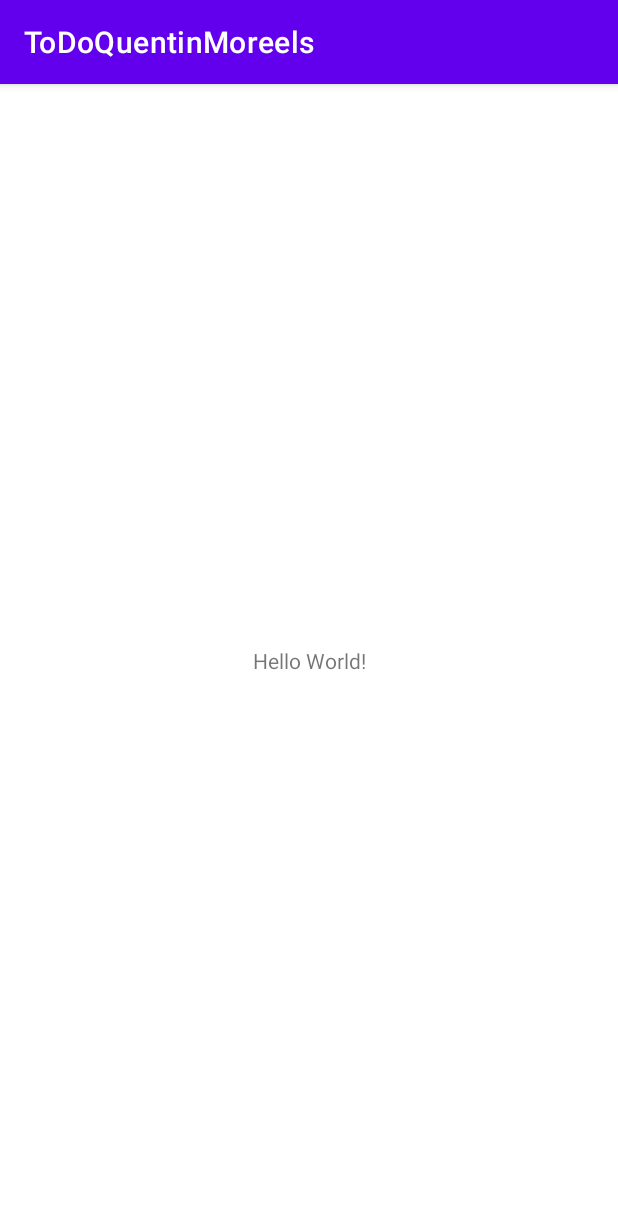
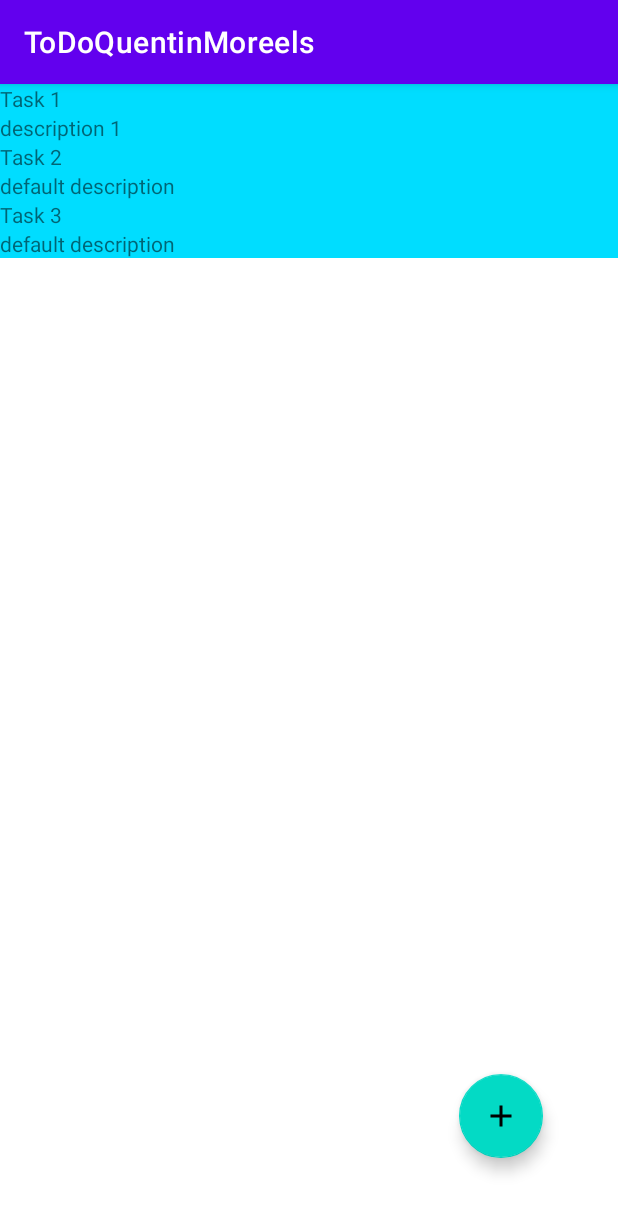
Before and after one commit to Zaruus/JIN-DM, an Android app: the screen it shows after launch (MainActivity), on a phone screen of 412 x 824 dp. Shown: the top 1213 px of the screen. Run offline under Robolectric (Android 15) with nearby library versions, the phone set to English and light mode, and no system bars.

Commit message:
TD1 etape 8 terminée

```diff
--- a/app/build.gradle
+++ b/app/build.gradle
@@ -37,6 +37,12 @@ dependencies {
     implementation 'androidx.appcompat:appcompat:1.3.1'
     implementation 'com.google.android.material:material:1.4.0'
     implementation 'androidx.constraintlayout:constraintlayout:2.1.1'
+    implementation "androidx.recyclerview:recyclerview:1.2.1"
+    implementation 'androidx.fragment:fragment-ktx:1.4.0'
+    implementation 'androidx.activity:activity-ktx:1.4.0'
+    implementation 'androidx.legacy:legacy-support-v4:1.0.0'
+    implementation 'androidx.lifecycle:lifecycle-livedata-ktx:2.3.1'
+    implementation 'androidx.lifecycle:lifecycle-viewmodel-ktx:2.3.1'
     testImplementation 'junit:junit:4.+'
     androidTestImplementation 'androidx.test.ext:junit:1.1.3'
     androidTestImplementation 'androidx.test.espresso:espresso-core:3.4.0'
--- /dev/null
+++ b/app/src/main/java/com/quentinmoreels/todo/tasklist/Task.kt
@@ -0,0 +1,3 @@
+package com.quentinmoreels.todo.tasklist
+
+data class Task(val id: String, val title: String, val description: String = "default description")
--- /dev/null
+++ b/app/src/main/java/com/quentinmoreels/todo/tasklist/TaskListAdapter.kt
@@ -0,0 +1,35 @@
+package com.quentinmoreels.todo.tasklist
+
+import android.view.LayoutInflater
+import android.view.View
+import android.view.ViewGroup
+import android.widget.TextView
+import androidx.recyclerview.widget.RecyclerView
+import com.quentinmoreels.todo.R
+
+
+
+
+class TaskListAdapter(private val taskList: List<Task>) : RecyclerView.Adapter<TaskListAdapter.TaskViewHolder>() {
+    inner class TaskViewHolder(itemView: View) : RecyclerView.ViewHolder(itemView) {
+        fun bind(task: Task) {
+            val textViewTitle = itemView.findViewById<TextView>(R.id.task_title)
+            val textViewDescription = itemView.findViewById<TextView>(R.id.task_description)
+            textViewTitle.text = task.title
+            textViewDescription.text = task.description
+        }
+    }
+
+    override fun onCreateViewHolder(parent: ViewGroup, viewType: Int): TaskViewHolder {
+        val itemView = LayoutInflater.from(parent.context).inflate(R.layout.item_task, parent, false)
+        return TaskViewHolder(itemView)
+    }
+
+    override fun onBindViewHolder(holder: TaskViewHolder, position: Int) {
+        holder.bind(taskList[position])
+    }
+
+    override fun getItemCount(): Int {
+        return taskList.size
+    }
+}
--- /dev/null
+++ b/app/src/main/java/com/quentinmoreels/todo/tasklist/TaskListFragment.kt
@@ -0,0 +1,46 @@
+package com.quentinmoreels.todo.tasklist
+
+import android.os.Bundle
+import androidx.fragment.app.Fragment
+import android.view.LayoutInflater
+import android.view.View
+import android.view.ViewGroup
+import android.widget.TextView
+import androidx.recyclerview.widget.LinearLayoutManager
+import androidx.recyclerview.widget.RecyclerView
+import com.google.android.material.floatingactionbutton.FloatingActionButton
+import com.quentinmoreels.todo.R
+import java.util.*
+
+class TaskListFragment : Fragment() {
+    private val taskList = mutableListOf(
+        Task(id = "id_1", title = "Task 1", description = "description 1"),
+        Task(id = "id_2", title = "Task 2"),
+        Task(id = "id_3", title = "Task 3")
+    )
+
+    override fun onCreateView(
+        inflater: LayoutInflater, container: ViewGroup?,
+        savedInstanceState: Bundle?
+    ): View? {
+        val rootView = inflater.inflate(R.layout.fragment_task_list, container, false)
+        return rootView
+    }
+
+    override fun onViewCreated(view: View, savedInstanceState: Bundle?) {
+        val recyclerView = view.findViewById<RecyclerView>(R.id.recycler_view)
+        recyclerView.layoutManager = LinearLayoutManager(activity)
+        recyclerView.adapter = TaskListAdapter(taskList)
+        val adapter = recyclerView.adapter
+
+        val actionButton = view.findViewById<FloatingActionButton>(R.id.floatingActionButton)
+        actionButton.setOnClickListener { view ->
+            // Instanciation d'un objet task avec des données préremplies:
+            val newTask = Task(id = UUID.randomUUID().toString(), title = "Task ${taskList.size + 1}")
+            taskList.add(newTask)
+            adapter?.notifyItemInserted(taskList.size)
+        }
+    }
+
+
+}
--- /dev/null
+++ b/app/src/main/res/drawable/ic_baseline_add_24.xml
@@ -0,0 +1,10 @@
+<vector xmlns:android="http://schemas.android.com/apk/res/android"
+    android:width="24dp"
+    android:height="24dp"
+    android:viewportWidth="24"
+    android:viewportHeight="24"
+    android:tint="?attr/colorControlNormal">
+  <path
+      android:fillColor="@android:color/white"
+      android:pathData="M19,13h-6v6h-2v-6H5v-2h6V5h2v6h6v2z"/>
+</vector>
--- a/app/src/main/res/layout/activity_main.xml
+++ b/app/src/main/res/layout/activity_main.xml
@@ -6,13 +6,11 @@
     android:layout_height="match_parent"
     tools:context=".MainActivity">
 
-    <TextView
-        android:layout_width="wrap_content"
-        android:layout_height="wrap_content"
-        android:text="Hello World!"
-        app:layout_constraintBottom_toBottomOf="parent"
-        app:layout_constraintLeft_toLeftOf="parent"
-        app:layout_constraintRight_toRightOf="parent"
-        app:layout_constraintTop_toTopOf="parent" />
+    <androidx.fragment.app.FragmentContainerView
+        android:name="com.quentinmoreels.todo.tasklist.TaskListFragment"
+        android:id="@+id/fragment_tasklist"
+        android:layout_width="match_parent"
+        android:layout_height="match_parent"
+        />
 
 </androidx.constraintlayout.widget.ConstraintLayout>
--- /dev/null
+++ b/app/src/main/res/layout/fragment_task_list.xml
@@ -0,0 +1,34 @@
+<?xml version="1.0" encoding="utf-8"?>
+<androidx.constraintlayout.widget.ConstraintLayout xmlns:android="http://schemas.android.com/apk/res/android"
+    xmlns:app="http://schemas.android.com/apk/res-auto"
+    xmlns:tools="http://schemas.android.com/tools"
+    android:id="@+id/frameLayout"
+    android:layout_width="match_parent"
+    android:layout_height="match_parent"
+    tools:context=".tasklist.TaskListFragment">
+
+    <androidx.recyclerview.widget.RecyclerView
+        android:id="@+id/recycler_view"
+        android:layout_width="0dp"
+        android:layout_height="0dp"
+        app:layout_constraintBottom_toBottomOf="parent"
+        app:layout_constraintEnd_toEndOf="parent"
+        app:layout_constraintHorizontal_bias="1.0"
+        app:layout_constraintStart_toStartOf="parent"
+        app:layout_constraintTop_toTopOf="parent"
+        app:layout_constraintVertical_bias="1.0" />
+
+    <com.google.android.material.floatingactionbutton.FloatingActionButton
+        android:id="@+id/floatingActionButton"
+        android:layout_width="wrap_content"
+        android:layout_height="wrap_content"
+        android:layout_marginBottom="52dp"
+        android:clickable="true"
+        android:src="@drawable/ic_baseline_add_24"
+        android:tint="@color/white"
+        app:layout_constraintBottom_toBottomOf="parent"
+        app:layout_constraintEnd_toEndOf="parent"
+        app:layout_constraintHorizontal_bias="0.859"
+        app:layout_constraintStart_toStartOf="parent" />
+
+</androidx.constraintlayout.widget.ConstraintLayout>
--- /dev/null
+++ b/app/src/main/res/layout/item_task.xml
@@ -0,0 +1,19 @@
+<?xml version="1.0" encoding="utf-8"?>
+<LinearLayout
+    xmlns:android="http://schemas.android.com/apk/res/android"
+    android:orientation="vertical"
+    android:layout_width="match_parent"
+    android:layout_height="wrap_content">
+
+    <TextView
+        android:id="@+id/task_title"
+        android:background="@android:color/holo_blue_bright"
+        android:layout_width="match_parent"
+        android:layout_height="wrap_content" />
+
+    <TextView
+        android:id="@+id/task_description"
+        android:background="@android:color/holo_blue_bright"
+        android:layout_width="match_parent"
+        android:layout_height="wrap_content" />
+</LinearLayout>
```
